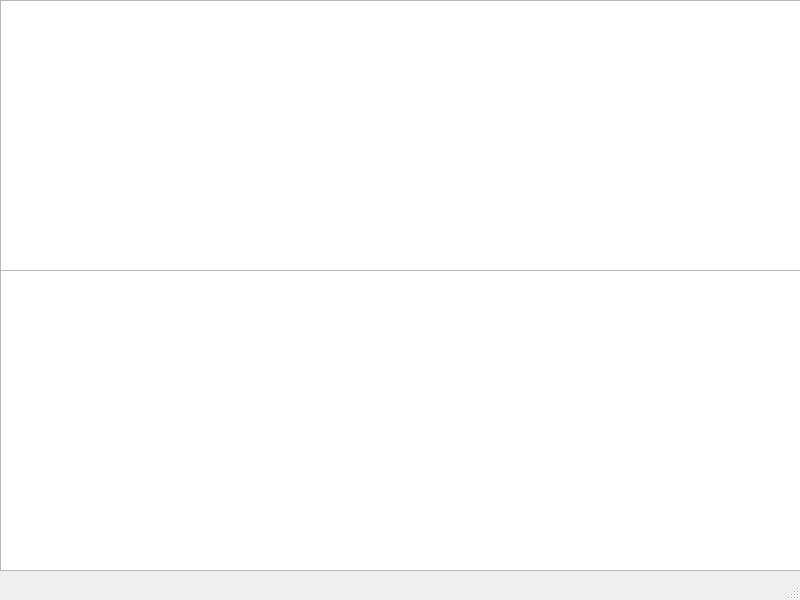
First picture: the form in constructor.ui, repository vikor8/Constructor, before the edit.
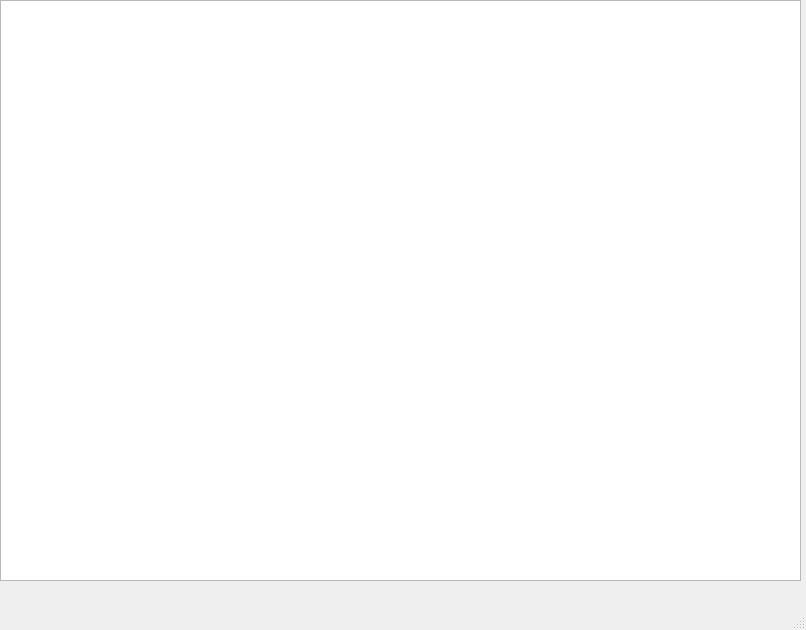
Second picture: the form after the edit.

Commit message: Файлы открываются в приложении

```diff
--- a/constructor.ui
+++ b/constructor.ui
@@ -6,31 +6,21 @@
    <rect>
     <x>0</x>
     <y>0</y>
-    <width>800</width>
-    <height>600</height>
+    <width>806</width>
+    <height>630</height>
    </rect>
   </property>
   <property name="windowTitle">
    <string>Constructor</string>
   </property>
   <widget class="QWidget" name="centralwidget">
-   <widget class="QTextEdit" name="textEdit_TO">
+   <widget class="QTreeView" name="m_toFolderView">
     <property name="geometry">
      <rect>
       <x>0</x>
       <y>0</y>
       <width>801</width>
-      <height>271</height>
-     </rect>
-    </property>
-   </widget>
-   <widget class="QTextEdit" name="textEdit_My">
-    <property name="geometry">
-     <rect>
-      <x>0</x>
-      <y>270</y>
-      <width>801</width>
-      <height>301</height>
+      <height>581</height>
      </rect>
     </property>
    </widget>
```
Left out of the diff: 2 changed lines with no effect on the pictures. The commit also changes 2 other files.
